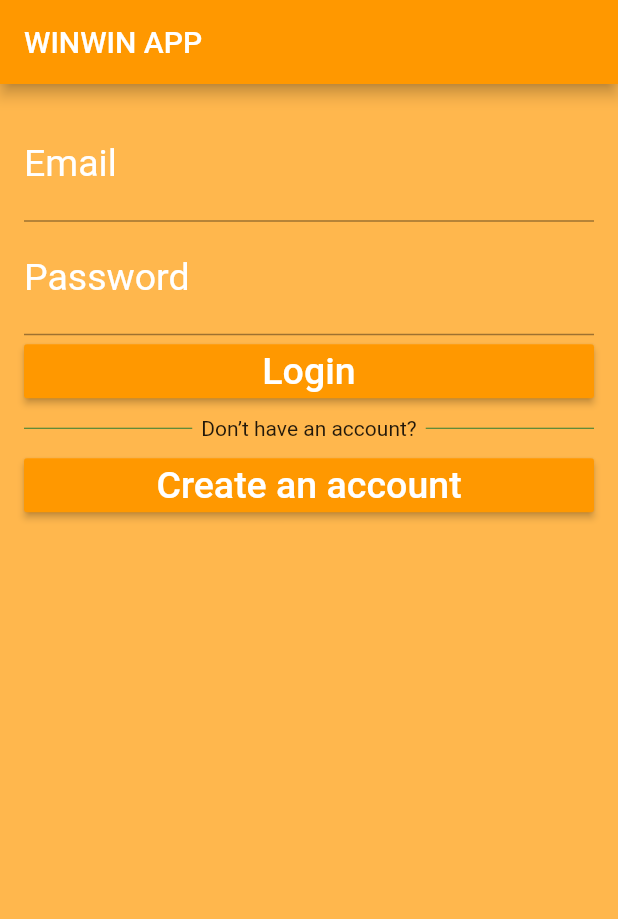
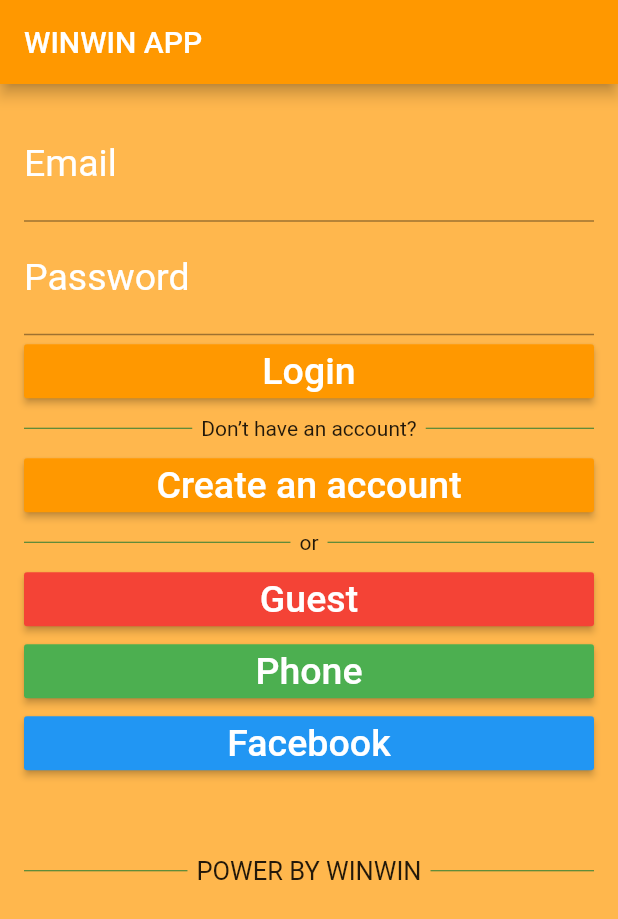
Before and after one commit to 201051101021/winwin, a Flutter app: the screen it shows after launch, on a phone screen of 412 x 824 dp. Shown: the top 919 px of the screen. Run offline on Flutter 3.47's test engine with Material 2 defaults, Android fonts, the phone set to English and light mode, and no system bars; our stand-ins replace email_validator, firebase_auth, firebase_core; missing offline and left inert: regexed_validator; accounts and stored records are empty.

Commit message:
new commit

```diff
--- a/lib/login_page.dart
+++ b/lib/login_page.dart
@@ -4,7 +4,7 @@ import 'package:firebase_auth/firebase_auth.dart';
 import 'package:winwin/home.dart';
 import 'auth.dart';
 import 'package:email_validator/email_validator.dart';
-import 'package:regexed_validator/regexed_validator.dart';
+  import 'package:regexed_validator/regexed_validator.dart';
 
 class LoginPage extends StatefulWidget {
   LoginPage({this.auth});
@@ -161,6 +161,7 @@ void moveToPhone() {
                   style: TextStyle(color: Colors.black87))),
           Expanded(child: Divider(color: Colors.green[800])),
         ])),
+
         new RaisedButton(
           textColor: Colors.white,
           color: Colors.orange,
@@ -168,6 +169,54 @@ void moveToPhone() {
               style: new TextStyle(fontSize: 25.0)),
           onPressed: moveToRegister,
          ),
+
+           Container(
+        child: Row(children: <Widget>[
+          Expanded(child: Divider(color: Colors.green[800])),
+          Padding(
+              padding: EdgeInsets.all(6),
+              child: Text("or",
+                  style: TextStyle(color: Colors.black87))),
+          Expanded(child: Divider(color: Colors.green[800])),
+        ])),
+
+            new RaisedButton(
+          textColor: Colors.white,
+          color: Colors.red,
+          child: new Text('Guest',
+              style: new TextStyle(fontSize: 25.0)),
+          onPressed: moveToGuest,
+        ),
+
+      new RaisedButton(
+          textColor: Colors.white,
+          color: Colors.green,
+          child: new Text('Phone',
+              style: new TextStyle(fontSize: 25.0)),
+          onPressed: moveToGuest,
+        ),
+
+      new RaisedButton(
+          textColor: Colors.white,
+          color: Colors.blue,
+          child: new Text('Facebook',
+              style: new TextStyle(fontSize: 25.0)),
+          onPressed: moveToGuest,
+        ),
+
+      Container(
+        margin: EdgeInsets.only(top: 45),
+        child: Row(children: <Widget>[
+          Expanded(child: Divider(color: Colors.green[800])),
+          Padding(
+              padding: EdgeInsets.all(6),
+              child: Text("POWER BY WINWIN",
+                  style: TextStyle(fontSize: 17,color: Colors.black87))),
+          Expanded(child: Divider(color: Colors.green[800])),
+        ])),
+
+
+
       ];
     } else {
       return [
@@ -210,12 +259,38 @@ void moveToPhone() {
 
       new RaisedButton(
           textColor: Colors.white,
-          color: Colors.orange,
+          color: Colors.red,
           child: new Text('Guest',
               style: new TextStyle(fontSize: 25.0)),
           onPressed: moveToGuest,
         ),
 
+      new RaisedButton(
+          textColor: Colors.white,
+          color: Colors.green,
+          child: new Text('Phone',
+              style: new TextStyle(fontSize: 25.0)),
+          onPressed: moveToGuest,
+        ),
+
+      new RaisedButton(
+          textColor: Colors.white,
+          color: Colors.blue,
+          child: new Text('Facebook',
+              style: new TextStyle(fontSize: 25.0)),
+          onPressed: moveToGuest,
+        ),
+
+      Container(
+        margin: EdgeInsets.only(top: 45),
+        child: Row(children: <Widget>[
+          Expanded(child: Divider(color: Colors.green[800])),
+          Padding(
+              padding: EdgeInsets.all(6),
+              child: Text("POWER BY WINWIN",
+                  style: TextStyle(fontSize: 17,color: Colors.black87))),
+          Expanded(child: Divider(color: Colors.green[800])),
+        ])),
 
 
 
```
